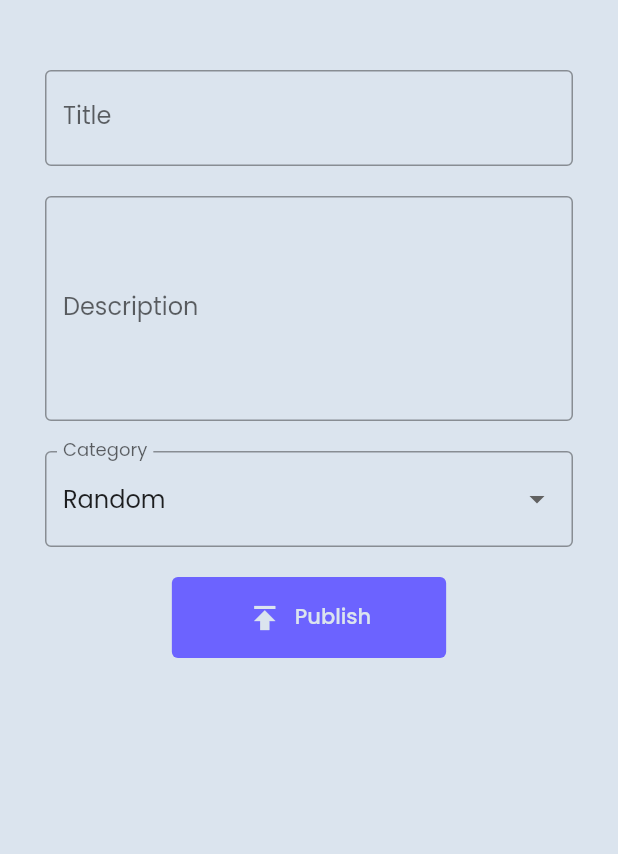
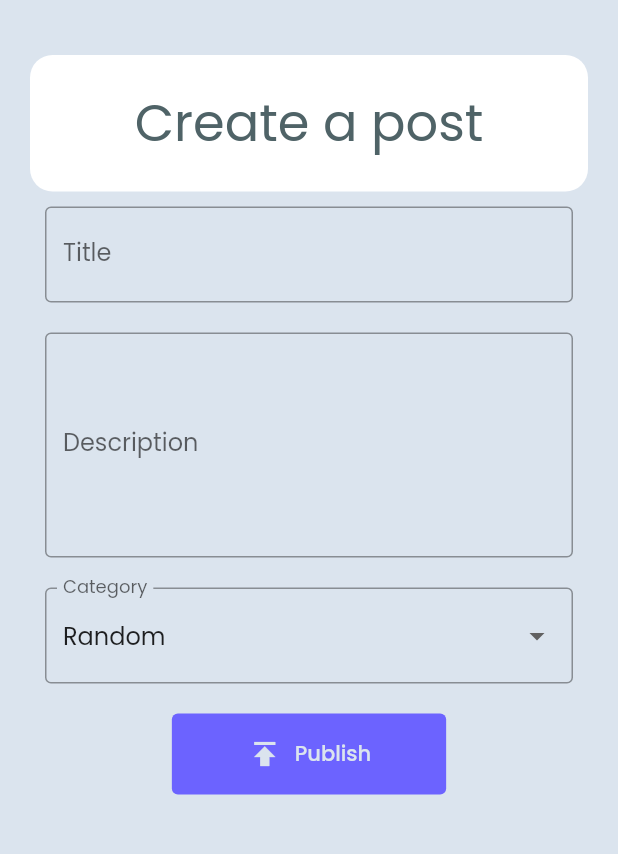
Before and after one commit to gbibek34/sharemore_flutter, a Flutter app: the PostWrite screen opened directly, on a phone screen of 412 x 824 dp, the part 65-919 px from its top. Run offline on Flutter 3.47's test engine with Material 2 defaults, Android fonts, the phone set to English and light mode, and no system bars; our stand-ins replace logger, shared_preferences; accounts and stored records are empty.

Commit message:
Post creation form integrated with the networkhandler for create operation

```diff
--- a/lib/screens/post_write.dart
+++ b/lib/screens/post_write.dart
@@ -1,4 +1,5 @@
 import 'package:flutter/material.dart';
+import 'package:sharemore/screens/post_list.dart';
 import 'package:sharemore/utilities/colors.dart';
 import 'package:sharemore/utilities/network_handler.dart';
 import 'package:sharemore/widgets/sidebar.dart';
@@ -20,6 +21,8 @@ class _PostWriteState extends State<PostWrite> {
   TextEditingController _descriptionController = TextEditingController();
   String categoryValue = "Random";
 
+  bool existing = false;
+
   @override
   Widget build(BuildContext context) {
     TextTheme _textTheme = Theme.of(context).textTheme;
@@ -34,6 +37,25 @@ class _PostWriteState extends State<PostWrite> {
           child: Container(
             padding: EdgeInsets.all(20),
             child: Column(children: [
+              Container(
+                decoration: BoxDecoration(
+                  color: white,
+                  borderRadius: BorderRadius.circular(15),
+                ),
+                width: double.infinity,
+                padding: EdgeInsets.symmetric(
+                  horizontal: 20,
+                  vertical: 20,
+                ),
+                child: Column(
+                  children: [
+                    Text(
+                      "Create a post",
+                      style: _textTheme.headline4,
+                    )
+                  ],
+                ),
+              ),
               Form(
                 key: _validatorkey,
                 child: Container(
@@ -57,7 +79,36 @@ class _PostWriteState extends State<PostWrite> {
                         height: 20,
                       ),
                       TextButton.icon(
-                        onPressed: () {},
+                        onPressed: () async {
+                          setState(() {
+                            existing = false;
+                          });
+                          if (_validatorkey.currentState!.validate()) {
+                            Map<String, String> data = {
+                              "title": _titleController.text,
+                              "description": _descriptionController.text,
+                              "category": categoryValue
+                            };
+
+                            var res = await networkHandler
+                                .get("/post/existing/${_titleController.text}");
+
+                            if (res["success"] == true) {
+                              networkHandler.post("/post/create", data);
+                              Navigator.push(
+                                context,
+                                new MaterialPageRoute(
+                                  builder: (context) => PostList(),
+                                ),
+                              );
+                            } else {
+                              setState(() {
+                                existing = true;
+                              });
+                              _validatorkey.currentState!.validate();
+                            }
+                          }
+                        },
                         icon: Icon(Icons.publish),
                         label: Text("Publish"),
                       )
@@ -79,6 +130,7 @@ class _PostWriteState extends State<PostWrite> {
           controller: _titleController,
           validator: (value) {
             if (value!.isEmpty) return "Title can't be empty";
+            if (existing == true) return "Title already exists";
 
             return null;
           },
```
